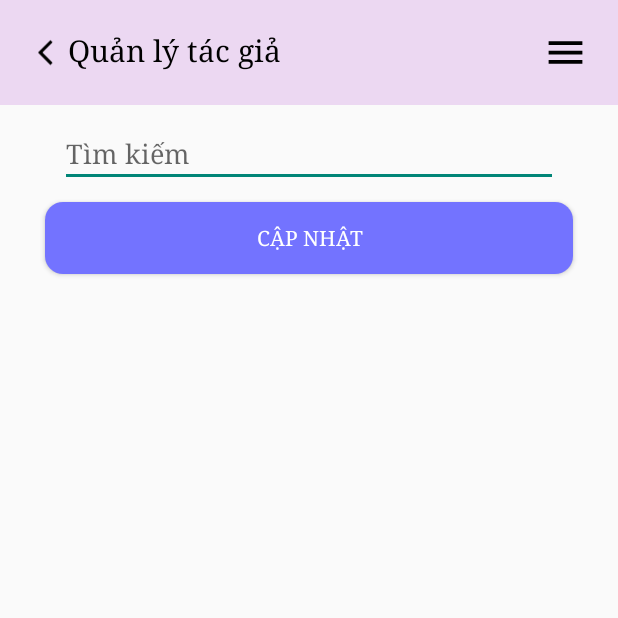
After one commit to Jainan21/DAMNhomPokemon, an Android app: the AuthorManager screen opened directly, with no data from a screen before it, on a phone screen of 412 x 824 dp, the top half of it. The commit adds this screen. Run offline under Robolectric (Android 15) with nearby library versions, the phone set to English and light mode, and no system bars.

Commit message:
AuthorManager

```diff
--- a/app/src/main/AndroidManifest.xml
+++ b/app/src/main/AndroidManifest.xml
@@ -12,6 +12,9 @@
         android:supportsRtl="true"
         android:theme="@style/Theme.DuAnMauNhomPokemon"
         tools:targetApi="31">
+        <activity
+            android:name=".AuthorManager"
+            android:exported="true" />
         <activity
             android:name=".BaseActivity"
             android:exported="false" />
@@ -47,6 +50,7 @@
             android:exported="true">
             <intent-filter>
                 <action android:name="android.intent.action.MAIN" />
+
                 <category android:name="android.intent.category.LAUNCHER" />
             </intent-filter>
         </activity>
--- /dev/null
+++ b/app/src/main/java/com/example/duanmaunhompokemon/AuthorManager.java
@@ -0,0 +1,24 @@
+package com.example.duanmaunhompokemon;
+
+import android.os.Bundle;
+
+import androidx.activity.EdgeToEdge;
+import androidx.appcompat.app.AppCompatActivity;
+import androidx.core.graphics.Insets;
+import androidx.core.view.ViewCompat;
+import androidx.core.view.WindowInsetsCompat;
+
+public class AuthorManager extends AppCompatActivity {
+
+    @Override
+    protected void onCreate(Bundle savedInstanceState) {
+        super.onCreate(savedInstanceState);
+        EdgeToEdge.enable(this);
+        setContentView(R.layout.activity_author_manager);
+        ViewCompat.setOnApplyWindowInsetsListener(findViewById(R.id.main), (v, insets) -> {
+            Insets systemBars = insets.getInsets(WindowInsetsCompat.Type.systemBars());
+            v.setPadding(systemBars.left, systemBars.top, systemBars.right, systemBars.bottom);
+            return insets;
+        });
+    }
+}
--- /dev/null
+++ b/app/src/main/res/drawable/baseline_cancel_24.xml
@@ -0,0 +1,5 @@
+<vector xmlns:android="http://schemas.android.com/apk/res/android" android:height="24dp" android:tint="#000000" android:viewportHeight="24" android:viewportWidth="24" android:width="24dp">
+
+    <path android:fillColor="@android:color/white" android:pathData="M12,2C6.47,2 2,6.47 2,12s4.47,10 10,10 10,-4.47 10,-10S17.53,2 12,2zM17,15.59L15.59,17 12,13.41 8.41,17 7,15.59 10.59,12 7,8.41 8.41,7 12,10.59 15.59,7 17,8.41 13.41,12 17,15.59z"/>
+
+</vector>
--- /dev/null
+++ b/app/src/main/res/layout/activity_author_manager.xml
@@ -0,0 +1,46 @@
+<?xml version="1.0" encoding="utf-8"?>
+<LinearLayout xmlns:android="http://schemas.android.com/apk/res/android"
+    xmlns:app="http://schemas.android.com/apk/res-auto"
+    xmlns:tools="http://schemas.android.com/tools"
+    android:id="@+id/main"
+    android:layout_width="match_parent"
+    android:layout_height="match_parent"
+    android:orientation="vertical"
+    tools:context=".AuthorManager">
+
+    <include
+        layout="@layout/header4"
+        android:layout_width="match_parent"
+        android:layout_height="wrap_content"/>
+
+    <LinearLayout
+        android:layout_width="match_parent"
+        android:layout_height="wrap_content"
+        android:orientation="horizontal"
+        android:layout_marginTop="10dp"
+        android:layout_marginStart="40dp"
+        android:layout_marginEnd="40dp">
+        <EditText
+            android:layout_width="match_parent"
+            android:layout_height="wrap_content"
+            android:layout_weight="1"
+            android:hint="Tìm kiếm"/>
+    </LinearLayout>
+
+    <androidx.recyclerview.widget.RecyclerView
+        android:id="@+id/layout_AuthorManager"
+        android:layout_width="wrap_content"
+        android:layout_gravity="center"
+        android:layout_height="wrap_content"/>
+
+    <Button
+        android:id="@+id/btUdateAuthorManager"
+        android:layout_width="match_parent"
+        android:layout_height="wrap_content"
+        android:text="Cập nhật"
+        android:background="@drawable/corner_button2"
+        android:layout_marginTop="10dp"
+        android:textColor="@color/white"
+        android:layout_marginHorizontal="30dp"/>
+
+</LinearLayout>
--- /dev/null
+++ b/app/src/main/res/layout/header4.xml
@@ -0,0 +1,46 @@
+<?xml version="1.0" encoding="utf-8"?>
+<LinearLayout xmlns:android="http://schemas.android.com/apk/res/android"
+    xmlns:app="http://schemas.android.com/apk/res-auto"
+    android:layout_width="match_parent"
+    android:layout_height="match_parent"
+    android:orientation="vertical"
+    android:layout_marginTop="5dp">
+
+    <LinearLayout
+        android:layout_width="match_parent"
+        android:layout_height="wrap_content"
+        android:background="#ECD8F2"
+        android:padding="20dp"
+        android:orientation="horizontal">
+
+        <ImageView
+            android:id="@+id/imgBack"
+            android:layout_width="20dp"
+            android:layout_height="30dp"
+            app:srcCompat="@drawable/arrow_back"
+            android:layout_marginLeft="5dp"/>
+
+        <TextView
+            android:layout_width="wrap_content"
+            android:layout_height="wrap_content"
+            android:text="Quản lý tác giả"
+            android:textSize="20dp"/>
+
+        <LinearLayout
+            android:layout_width="match_parent"
+            android:layout_height="match_parent"
+            android:gravity="right">
+
+
+            <ImageView
+                android:id="@+id/imgMenu"
+                android:layout_width="30dp"
+                android:layout_height="30dp"
+                app:srcCompat="@drawable/baseline_menu_24" />
+        </LinearLayout>
+
+    </LinearLayout>
+
+
+
+</LinearLayout>
```
Also changed, not shown: app/src/main/res/layout/author_manager.xml (added, +53 -0 lines), app/src/main/res/layout/header3.xml (+5 -5 lines).
